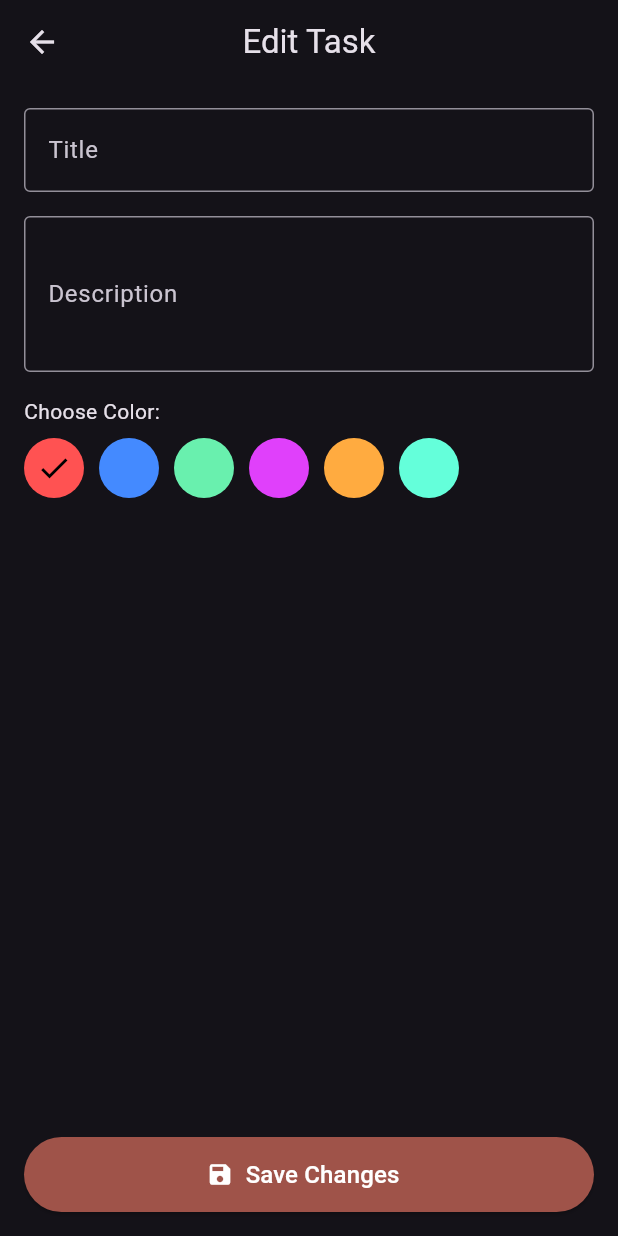
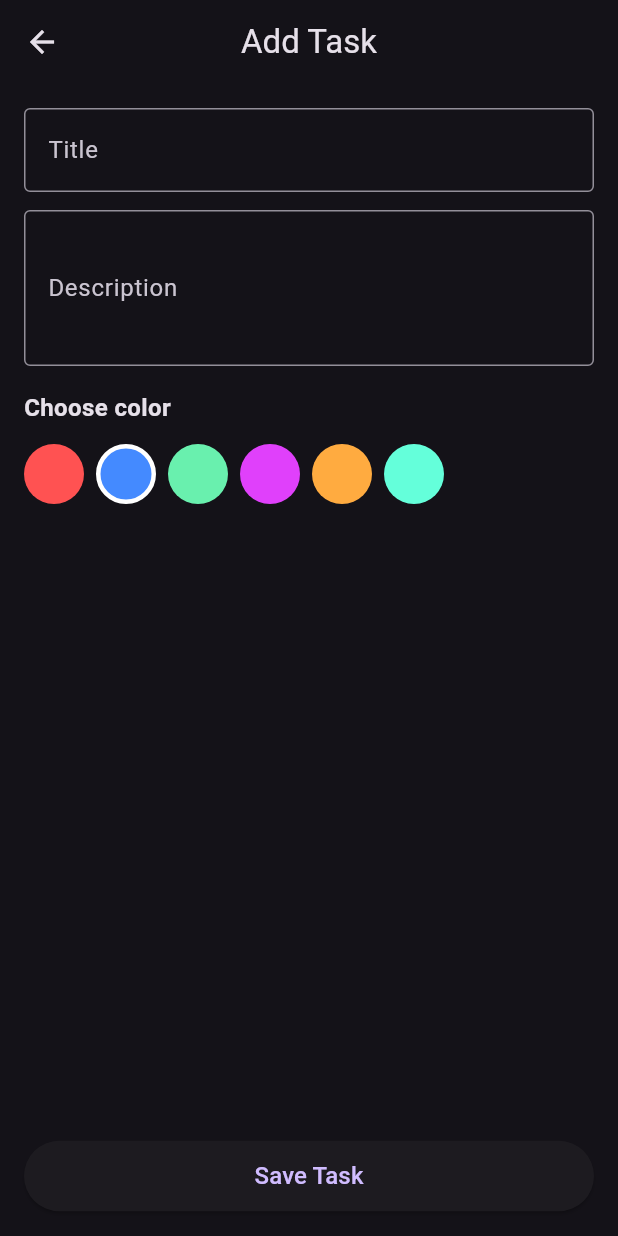
Before and after one commit to Jadedmike/-to_doo, a Flutter app: the screen it shows after launch, after a tap on the "add" icon, on a phone screen of 412 x 824 dp. Run offline on Flutter 3.47's test engine with Material 3 defaults, Android fonts, the phone set to English and light mode, and no system bars; our stand-ins replace hive, hive_flutter; accounts and stored records are empty.

```diff
--- a/lib/main.dart
+++ b/lib/main.dart
@@ -1,7 +1,18 @@
 import 'package:flutter/material.dart';
+import 'package:hive_flutter/hive_flutter.dart';
+
+import 'models/task_model.dart';
 import 'pages/home/home_page.dart';
 
-void main() {
+Future<void> main() async {
+  WidgetsFlutterBinding.ensureInitialized();
+
+  await Hive.initFlutter();
+
+  Hive.registerAdapter(TaskModelAdapter());
+
+  await Hive.openBox<TaskModel>('tasksBox');
+
   runApp(const ToDoList());
 }
 
--- /dev/null
+++ b/lib/models/task_model.dart
@@ -0,0 +1,25 @@
+import 'package:hive/hive.dart';
+
+part 'task_model.g.dart';
+
+@HiveType(typeId: 0)
+class TaskModel extends HiveObject {
+  @HiveField(0)
+  String title;
+
+  @HiveField(1)
+  String description;
+
+  @HiveField(2)
+  bool isDone;
+
+  @HiveField(3)
+  int colorValue;
+
+  TaskModel({
+    required this.title,
+    required this.description,
+    this.isDone = false,
+    required this.colorValue,
+  });
+}
--- a/lib/pages/add_page.dart
+++ b/lib/pages/add_page.dart
@@ -1,19 +1,26 @@
 import 'package:flutter/material.dart';
+import 'package:hive_flutter/hive_flutter.dart';
+
+import '../models/task_model.dart';
 
 class AddPage extends StatefulWidget {
-  final Map<String, dynamic>? task;
+  final TaskModel? task;
+  final int? index;
 
-  const AddPage({super.key, this.task});
+  const AddPage({super.key, this.task, this.index});
 
   @override
   State<AddPage> createState() => _AddPageState();
 }
 
 class _AddPageState extends State<AddPage> {
-  late TextEditingController _titleController;
-  late TextEditingController _descController;
-  Color? selectedColor;
+  final TextEditingController _titleController = TextEditingController();
+  final TextEditingController _descController = TextEditingController();
 
+  // اللون الافتراضي للكرت
+  Color selectedColor = Colors.blueAccent;
+
+  // نفس ستايل الألوان يلي استخدمناه بالكروت
   final List<Color> availableColors = [
     Colors.redAccent,
     Colors.blueAccent,
@@ -27,18 +34,11 @@ class _AddPageState extends State<AddPage> {
   void initState() {
     super.initState();
 
-    _titleController = TextEditingController(
-      text: widget.task != null ? widget.task!['title'] ?? '' : '',
-    );
-
-    _descController = TextEditingController(
-      text: widget.task != null ? widget.task!['description'] ?? '' : '',
-    );
-
-    if (widget.task != null && widget.task!['color'] != null) {
-      selectedColor = widget.task!['color'] as Color;
-    } else {
-      selectedColor = availableColors.first;
+    // ✅ لو جايين بوضع "تعديل" (في task موجود)
+    if (widget.task != null) {
+      _titleController.text = widget.task!.title;
+      _descController.text = widget.task!.description;
+      selectedColor = Color(widget.task!.colorValue);
     }
   }
 
@@ -49,24 +49,42 @@ class _AddPageState extends State<AddPage> {
     super.dispose();
   }
 
-  void saveTask() {
-    if (_titleController.text.trim().isEmpty) return;
+  void _saveTask() {
+    final title = _titleController.text.trim();
+    final desc = _descController.text.trim();
 
-    final bool isDoneOld = widget.task != null
-        ? (widget.task!['isDone'] ?? false)
-        : false;
+    if (title.isEmpty) {
+      // لو العنوان فاضي ما منساوي شي
+      return;
+    }
 
-    Navigator.pop(context, {
-      'title': _titleController.text.trim(),
-      'description': _descController.text.trim(),
-      'color': selectedColor ?? Colors.blueAccent,
-      'isDone': isDoneOld,
-    });
+    final box = Hive.box<TaskModel>('tasksBox');
+
+    if (widget.task == null) {
+      // ✅ وضع الإضافة (تسك جديدة)
+      final newTask = TaskModel(
+        title: title,
+        description: desc,
+        isDone: false,
+        colorValue: selectedColor.value,
+      );
+      box.add(newTask);
+    } else {
+      // ✅ وضع التعديل (نفس التسك – نحدّث قيمها ونحفظ)
+      final existingTask = widget.task!;
+      existingTask.title = title;
+      existingTask.description = desc;
+      existingTask.colorValue = selectedColor.value;
+      existingTask.save(); // مهم
+    }
+
+    // منرجع على الهوم بيج
+    Navigator.pop(context);
   }
 
   @override
   Widget build(BuildContext context) {
-    final bool isEditing = widget.task != null;
+    final isEditing = widget.task != null;
 
     return Scaffold(
       appBar: AppBar(
@@ -74,10 +92,11 @@ class _AddPageState extends State<AddPage> {
         centerTitle: true,
       ),
       body: Padding(
-        padding: const EdgeInsets.all(16.0),
+        padding: const EdgeInsets.all(16),
         child: Column(
           crossAxisAlignment: CrossAxisAlignment.start,
           children: [
+            // عنوان التسك
             TextField(
               controller: _titleController,
               decoration: const InputDecoration(
@@ -85,7 +104,9 @@ class _AddPageState extends State<AddPage> {
                 border: OutlineInputBorder(),
               ),
             ),
-            const SizedBox(height: 16),
+            const SizedBox(height: 12),
+
+            // الوصف
             TextField(
               controller: _descController,
               maxLines: 3,
@@ -95,38 +116,61 @@ class _AddPageState extends State<AddPage> {
               ),
             ),
             const SizedBox(height: 16),
-            const Text('Choose Color:'),
+
+            // عنوان اختيار اللون
+            const Text(
+              'Choose color',
+              style: TextStyle(fontSize: 16, fontWeight: FontWeight.w600),
+            ),
             const SizedBox(height: 8),
-            Wrap(
-              spacing: 10,
-              children: availableColors.map((color) {
+
+            // الألوان (دوائر صغيرة أفقية)
+            SizedBox(
+              height: 50,
+              child: ListView.separated(
+                scrollDirection: Axis.horizontal,
+                itemCount: availableColors.length,
+                separatorBuilder: (_, __) => const SizedBox(width: 8),
+                itemBuilder: (context, index) {
+                  final color = availableColors[index];
+                  final isSelected = color == selectedColor;
+
                   return GestureDetector(
                     onTap: () {
                       setState(() {
                         selectedColor = color;
                       });
                     },
-                  child: CircleAvatar(
-                    radius: 20,
-                    backgroundColor: color,
-                    child: selectedColor == color
-                        ? const Icon(Icons.check, color: Colors.black)
+                    child: Container(
+                      width: 40,
+                      height: 40,
+                      decoration: BoxDecoration(
+                        color: color,
+                        shape: BoxShape.circle,
+                        border: isSelected
+                            ? Border.all(width: 3, color: Colors.white)
                             : null,
                       ),
+                    ),
                   );
-              }).toList(),
+                },
               ),
+            ),
+
             const Spacer(),
-            ElevatedButton.icon(
-              onPressed: saveTask,
-              style: ElevatedButton.styleFrom(
-                backgroundColor: const Color.fromARGB(255, 159, 83, 73),
-                minimumSize: const Size(double.infinity, 50),
+
+            // زر الحفظ
+            SizedBox(
+              width: double.infinity,
+              child: ElevatedButton(
+                onPressed: _saveTask,
+                child: Padding(
+                  padding: const EdgeInsets.symmetric(vertical: 12),
+                  child: Text(
+                    isEditing ? 'Save Changes' : 'Save Task',
+                    style: const TextStyle(fontSize: 16),
                   ),
-              icon: const Icon(Icons.save, color: Colors.white),
-              label: Text(
-                isEditing ? 'Save Changes' : 'Save Task',
-                style: const TextStyle(color: Colors.white, fontSize: 16),
+                ),
               ),
             ),
           ],
--- a/lib/pages/home/add_page.dart
+++ /dev/null
@@ -1 +0,0 @@
-// TODO Implement this library.
--- a/lib/pages/home/home_page.dart
+++ b/lib/pages/home/home_page.dart
@@ -1,4 +1,7 @@
 import 'package:flutter/material.dart';
+import 'package:hive_flutter/hive_flutter.dart';
+
+import 'package:todo_list/models/task_model.dart';
 import 'package:todo_list/pages/add_page.dart';
 import 'package:todo_list/pages/widgets/list_tile.dart';
 
@@ -10,139 +13,78 @@ class HomePage extends StatefulWidget {
 }
 
 class _HomePageState extends State<HomePage> {
-  List<Map<String, dynamic>> tasks = [];
+  late Box<TaskModel> tasksBox;
 
-  void addTask(Map<String, dynamic> newTask) {
-    setState(() {
-      tasks.add(newTask);
-    });
-  }
-
-  void deleteTask(int index) {
-    setState(() {
-      tasks.removeAt(index);
-    });
-  }
-
-  void toggleDone(int index) {
-    setState(() {
-      tasks[index]['isDone'] = !tasks[index]['isDone'];
-    });
-  }
-
-  void editTask(int index, Map<String, dynamic> updatedTask) {
-    setState(() {
-      tasks[index] = updatedTask;
-    });
-  }
-
-  void showTaskOptions(int index) {
-    showModalBottomSheet(
-      context: context,
-      backgroundColor: Colors.grey[900],
-      shape: const RoundedRectangleBorder(
-        borderRadius: BorderRadius.vertical(top: Radius.circular(20)),
-      ),
-      builder: (context) {
-        return Padding(
-          padding: const EdgeInsets.symmetric(vertical: 20, horizontal: 16),
-          child: Column(
-            mainAxisSize: MainAxisSize.min,
-            children: [
-              CustomListTile(
-                tasks: tasks,
-                index: index,
-                toggleDone: (int i) => this.toggleDone(i),
-                editTask: (int i, Map<String, dynamic> updatedTask) =>
-                    this.editTask(i, updatedTask),
-                deleteTask: (int i) => this.deleteTask(i),
-              ),
-            ],
-          ),
-        );
-      },
-    );
+  @override
+  void initState() {
+    super.initState();
+    tasksBox = Hive.box<TaskModel>('tasksBox');
   }
 
   @override
   Widget build(BuildContext context) {
     return Scaffold(
-      appBar: AppBar(
-        title: const Text(
-          'My Tasks',
-          style: TextStyle(fontWeight: FontWeight.bold),
-        ),
-        centerTitle: true,
-      ),
-      body: tasks.isEmpty
-          ? const Center(
-              child: Text(
-                'No tasks yet...',
-                style: TextStyle(fontSize: 16, color: Colors.grey),
-              ),
-            )
-          : Padding(
-              padding: const EdgeInsets.all(10.0),
-              child: GridView.builder(
-                itemCount: tasks.length,
-                gridDelegate: const SliverGridDelegateWithFixedCrossAxisCount(
-                  crossAxisCount: 2,
-                  mainAxisSpacing: 10,
-                  crossAxisSpacing: 10,
-                  childAspectRatio: 1.2,
-                ),
-                itemBuilder: (context, index) {
-                  final task = tasks[index];
-                  return GestureDetector(
-                    onTap: () => showTaskOptions(index),
-                    child: Stack(
-                      children: [
-                        Container(
-                          decoration: BoxDecoration(
-                            color: task['color'],
-                            borderRadius: BorderRadius.circular(16),
-                          ),
-                          child: Center(
-                            child: Text(
-                              task['title'],
-                              style: TextStyle(
-                                color: Colors.white,
-                                fontSize: 18,
-                                fontWeight: FontWeight.bold,
-                                decoration: task['isDone']
-                                    ? TextDecoration.lineThrough
-                                    : TextDecoration.none,
-                              ),
-                              textAlign: TextAlign.center,
-                            ),
-                          ),
-                        ),
-                        if (task['isDone'])
-                          const Positioned(
-                            top: 8,
-                            right: 8,
-                            child: Icon(
-                              Icons.check_circle,
-                              color: Colors.white,
-                              size: 28,
-                            ),
-                          ),
-                      ],
+      appBar: AppBar(title: const Text('ToDo List'), centerTitle: true),
+      body: ValueListenableBuilder(
+        valueListenable: tasksBox.listenable(),
+        builder: (context, Box<TaskModel> box, _) {
+          if (box.isEmpty) {
+            return const Center(child: Text('No tasks yet, add one!'));
+          }
+
+          // 👇 هون رجعنا لشكل شبكة (grid) بدل ليست
+          return GridView.builder(
+            padding: const EdgeInsets.all(12),
+            itemCount: box.length,
+            gridDelegate: const SliverGridDelegateWithFixedCrossAxisCount(
+              crossAxisCount:
+                  2, // عدد الكروت بالصف (غيّره لو كان عندك رقم تاني)
+              mainAxisSpacing: 12,
+              crossAxisSpacing: 12,
+              childAspectRatio: 1, // لو حسيت الكارت طويل/قصير عدّل هالقيمة بس
+            ),
+            itemBuilder: (context, index) {
+              final task = box.getAt(index)!;
+
+              return TodoListTile(
+                title: task.title,
+                description: task.description,
+                color: Color(task.colorValue),
+                isDone: task.isDone,
+                onChanged: (value) {
+                  task.isDone = value ?? false;
+                  task.save();
+                },
+                onEdit: () async {
+                  await Navigator.push(
+                    context,
+                    MaterialPageRoute(
+                      builder: (_) => AddPage(task: task, index: index),
                     ),
                   );
                 },
+                onDelete: () {
+                  box.deleteAt(index);
+                },
+              );
+            },
+          );
+        },
+      ),
+      floatingActionButton: FloatingActionButton(
+        onPressed: () async {
+          await Navigator.push(
+            context,
+            MaterialPageRoute(
+              builder: (_) => const AddPage(
+                // لو عدلنا الـ AddPage بعدين بزبطها معك
+                task: null,
+                index: -1,
               ),
             ),
-      floatingActionButton: FloatingActionButton(
-        onPressed: () async {
-          final newTask = await Navigator.push(
-            context,
-            MaterialPageRoute(builder: (_) => const AddPage(task: {})),
           );
-          if (newTask != null) addTask(newTask);
         },
-        backgroundColor: Colors.tealAccent[700],
-        child: const Icon(Icons.add, color: Colors.white),
+        child: const Icon(Icons.add),
       ),
     );
   }
```
Also changed, not shown: lib/pages/widgets/list_tile.dart (+83 -30 lines), pubspec.yaml (+9 -0 lines), lib/models/task_model.g.dart (added), pubspec.lock, 1 other file. Lines whose indentation alone changed are shown as unchanged.
